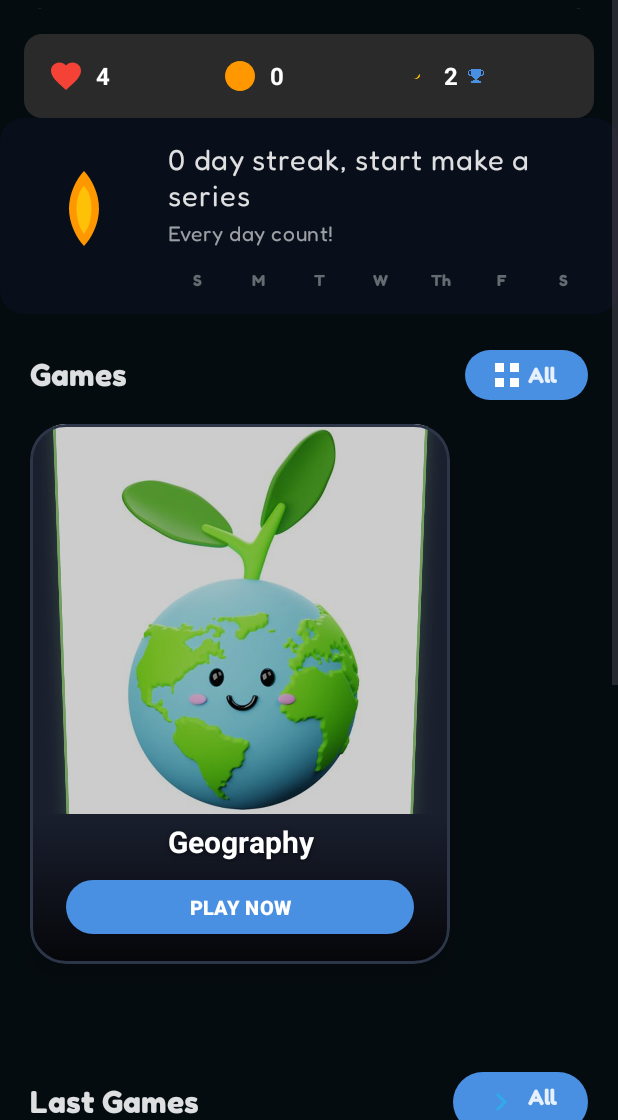
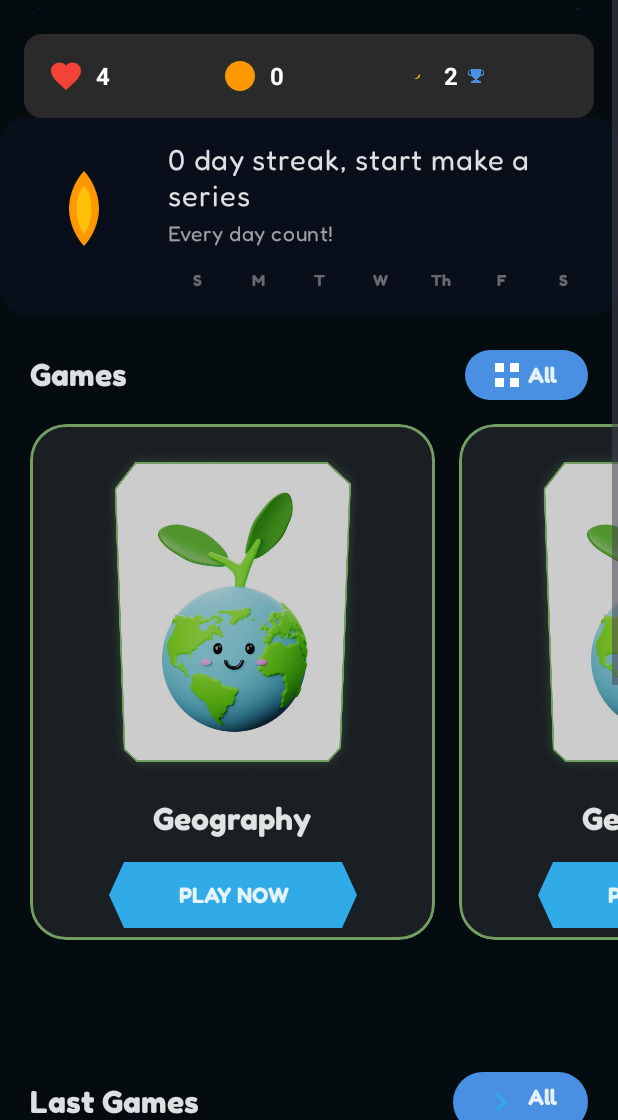
Before and after one commit to abdo-essam/Trivia, an Android app: the layout fragment_home.xml on its own in the app's theme, with its tools: preview values and no code run, on a phone screen of 412 x 824 dp, the part 116-1236 px from its top. Run offline under Robolectric (Android 15) with nearby library versions, the phone set to English and light mode, and no system bars.

Commit message:
refactor(ui): Redesign home screen categories
Refactors the home screen category display with UI improvements.
Updates adapter and layout for a better user experience.

```diff
--- /dev/null
+++ b/app/src/main/res/drawable/bg_category_button.xml
@@ -0,0 +1,11 @@
+<?xml version="1.0" encoding="utf-8"?>
+<vector xmlns:android="http://schemas.android.com/apk/res/android"
+    android:width="165dp"
+    android:height="44dp"
+    android:viewportWidth="165"
+    android:viewportHeight="44">
+
+    <path
+        android:fillColor="@color/primary"
+        android:pathData="M10,0 L155,0 L165,22 L155,44 L10,44 L0,22 Z" />
+</vector>
--- a/app/src/main/res/layout/fragment_home.xml
+++ b/app/src/main/res/layout/fragment_home.xml
@@ -244,7 +244,7 @@
                 android:background="@drawable/bg_pill"
                 android:paddingHorizontal="20dp"
                 android:paddingVertical="8dp"
-                android:text="All"
+                android:text="@string/all"
                 android:textAppearance="@style/TextAppearance.Label.Medium"
                 android:textColor="@color/shade_primary"
                 android:drawablePadding="6dp"
@@ -253,7 +253,7 @@
 
         </LinearLayout>
 
-        <!-- Categories RecyclerView (Horizontal Scroll) -->
+        <!-- Categories RecyclerView -->
         <androidx.recyclerview.widget.RecyclerView
             android:id="@+id/rv_categories"
             android:layout_width="0dp"
@@ -262,12 +262,12 @@
             android:clipToPadding="false"
             android:paddingStart="20dp"
             android:paddingEnd="4dp"
-            android:nestedScrollingEnabled="false"
+            android:orientation="horizontal"
+            app:layoutManager="androidx.recyclerview.widget.LinearLayoutManager"
             app:layout_constraintEnd_toEndOf="parent"
             app:layout_constraintStart_toStartOf="parent"
             app:layout_constraintTop_toBottomOf="@id/layout_games_header"
-            tools:listitem="@layout/item_category"
-            tools:itemCount="1" />
+            tools:listitem="@layout/item_category" />
 
         <!-- Last Games Section Header -->
         <LinearLayout
@@ -298,7 +298,7 @@
                 android:background="@drawable/bg_pill"
                 android:paddingHorizontal="20dp"
                 android:paddingVertical="8dp"
-                android:text="All"
+                android:text="@string/all"
                 android:textAppearance="@style/TextAppearance.Label.Medium"
                 android:textColor="@color/shade_primary"
                 android:drawablePadding="6dp"
--- a/app/src/main/res/layout/item_category.xml
+++ b/app/src/main/res/layout/item_category.xml
@@ -1,15 +1,26 @@
 <?xml version="1.0" encoding="utf-8"?>
-<com.google.android.material.card.MaterialCardView xmlns:android="http://schemas.android.com/apk/res/android"
+<androidx.constraintlayout.widget.ConstraintLayout
+    xmlns:android="http://schemas.android.com/apk/res/android"
     xmlns:app="http://schemas.android.com/apk/res-auto"
     xmlns:tools="http://schemas.android.com/tools"
-    android:layout_width="280dp"
-    android:layout_height="360dp"
-    android:layout_marginEnd="16dp"
-    app:cardBackgroundColor="@color/card_background"
+    android:layout_width="270dp"
+    android:layout_height="344dp"
+    android:layout_marginEnd="16dp">
+
+    <!-- Card Background with Border -->
+    <com.google.android.material.card.MaterialCardView
+        android:id="@+id/card_category"
+        android:layout_width="0dp"
+        android:layout_height="0dp"
+        app:cardBackgroundColor="@color/on_image_surface"
         app:cardCornerRadius="24dp"
-    app:cardElevation="8dp"
-    app:strokeColor="@color/card_stroke"
-    app:strokeWidth="2dp">
+        app:cardElevation="0dp"
+        app:strokeColor="@color/green_accent"
+        app:strokeWidth="2dp"
+        app:layout_constraintBottom_toBottomOf="parent"
+        app:layout_constraintEnd_toEndOf="parent"
+        app:layout_constraintStart_toStartOf="parent"
+        app:layout_constraintTop_toTopOf="parent">
 
         <androidx.constraintlayout.widget.ConstraintLayout
             android:layout_width="match_parent"
@@ -20,62 +31,58 @@
                 android:id="@+id/iv_category_image"
                 android:layout_width="0dp"
                 android:layout_height="0dp"
-            android:scaleType="centerCrop"
-            app:layout_constraintBottom_toTopOf="@+id/view_gradient"
+                android:scaleType="fitCenter"
+                android:padding="16dp"
+                app:layout_constraintBottom_toTopOf="@+id/tv_category_name"
                 app:layout_constraintEnd_toEndOf="parent"
                 app:layout_constraintStart_toStartOf="parent"
                 app:layout_constraintTop_toTopOf="parent"
                 tools:src="@drawable/category_geography" />
-
-        <!-- Gradient Overlay for Text Readability -->
-        <View
-            android:id="@+id/view_gradient"
-            android:layout_width="0dp"
-            android:layout_height="100dp"
-            android:background="@drawable/bg_category_gradient"
-            app:layout_constraintBottom_toBottomOf="parent"
-            app:layout_constraintEnd_toEndOf="parent"
-            app:layout_constraintStart_toStartOf="parent" />
 
             <!-- Category Name -->
             <TextView
                 android:id="@+id/tv_category_name"
                 android:layout_width="0dp"
                 android:layout_height="wrap_content"
-            android:layout_marginStart="16dp"
-            android:layout_marginEnd="16dp"
-            android:layout_marginBottom="8dp"
+                android:layout_marginBottom="16dp"
                 android:gravity="center"
-            android:textColor="@color/white"
-            android:textSize="20sp"
-            android:textStyle="bold"
-            android:shadowColor="#80000000"
-            android:shadowDx="0"
-            android:shadowDy="2"
-            android:shadowRadius="4"
+                android:textAppearance="@style/TextAppearance.Title.Large"
+                android:textColor="@color/shade_primary"
                 app:layout_constraintBottom_toTopOf="@+id/btn_play_now"
                 app:layout_constraintEnd_toEndOf="parent"
                 app:layout_constraintStart_toStartOf="parent"
                 tools:text="Geography" />
 
-        <!-- Play Now Button -->
-        <com.google.android.material.button.MaterialButton
-            android:id="@+id/btn_play_now"
-            android:layout_width="0dp"
+            <!-- Play Now Button Background -->
+            <View
+                android:id="@+id/btn_background"
+                android:layout_width="165dp"
                 android:layout_height="44dp"
-            android:layout_marginStart="24dp"
-            android:layout_marginEnd="24dp"
-            android:layout_marginBottom="16dp"
-            android:text="PLAY NOW"
-            android:textColor="@color/white"
-            android:textSize="13sp"
-            android:textStyle="bold"
-            app:backgroundTint="@color/blue_primary"
-            app:cornerRadius="22dp"
+                android:layout_marginBottom="8dp"
+                android:background="@drawable/bg_category_button"
                 app:layout_constraintBottom_toBottomOf="parent"
                 app:layout_constraintEnd_toEndOf="parent"
                 app:layout_constraintStart_toStartOf="parent" />
 
+            <!-- Play Now Button -->
+            <TextView
+                android:id="@+id/btn_play_now"
+                android:layout_width="0dp"
+                android:layout_height="0dp"
+                android:gravity="center"
+                android:text="@string/play_now"
+                android:textAppearance="@style/TextAppearance.Label.Medium"
+                android:textColor="@color/shade_primary"
+                android:clickable="true"
+                android:focusable="true"
+                android:background="?attr/selectableItemBackgroundBorderless"
+                app:layout_constraintBottom_toBottomOf="@+id/btn_background"
+                app:layout_constraintEnd_toEndOf="@+id/btn_background"
+                app:layout_constraintStart_toStartOf="@+id/btn_background"
+                app:layout_constraintTop_toTopOf="@+id/btn_background" />
+
         </androidx.constraintlayout.widget.ConstraintLayout>
 
     </com.google.android.material.card.MaterialCardView>
+
+</androidx.constraintlayout.widget.ConstraintLayout>
```
Also changed, not shown: app/src/main/java/com/qurio/trivia/ui/adapters/CategoryAdapter.kt (+27 -18 lines), app/src/main/java/com/qurio/trivia/ui/home/HomeFragment.kt (+85 -115 lines), app/src/main/res/values/strings.xml (+8 -0 lines). Lines whose indentation alone changed are shown as unchanged.
